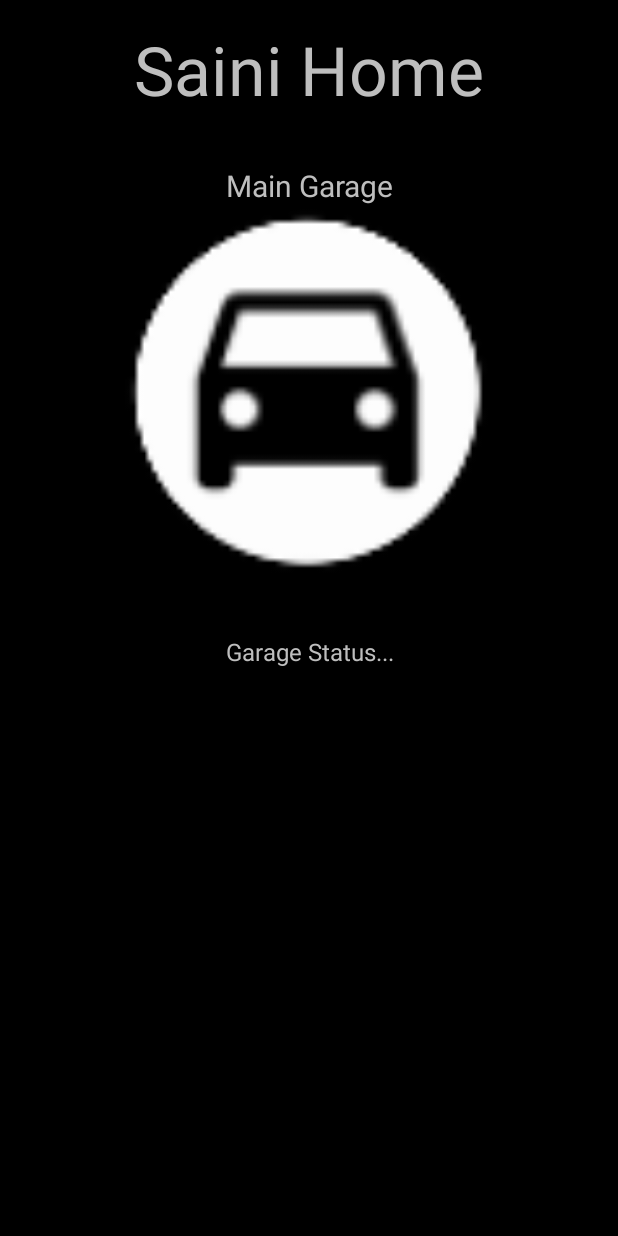
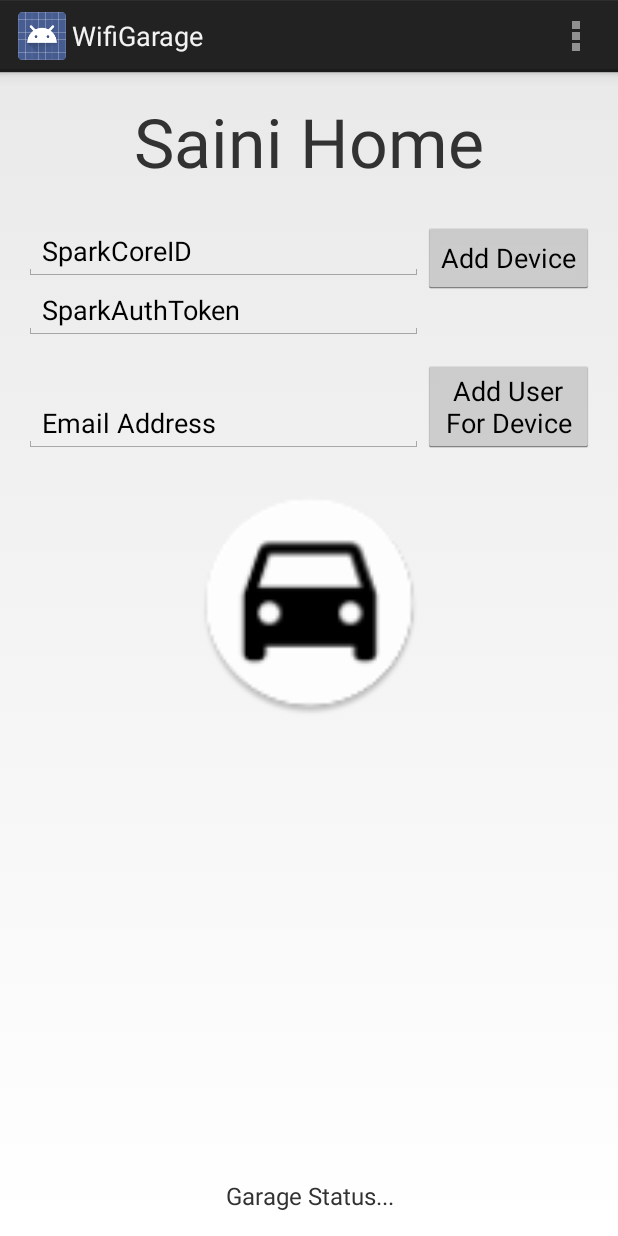
Before and after one commit to bzerkboi/WirelessGarageOpener, an Android app: the GarageMainActivity screen opened directly, with no data from a screen before it, on a phone screen of 412 x 824 dp. Run offline under Robolectric (Android 15) with nearby library versions, the phone set to English and light mode, and no system bars; libraries missing offline, so code that uses them is left out: com.parse, retrofit.client; 1 statement that could not run was skipped.

Commit message:
working with adding a new device, but hardcoded value

```diff
--- a/Android_WifiGarage/app/build.gradle
+++ b/Android_WifiGarage/app/build.gradle
@@ -23,6 +23,7 @@ dependencies {
     compile fileTree(include: ['*.jar'], dir: 'libs')
     compile 'com.squareup.retrofit:retrofit:1.9.0'
     compile 'com.squareup.okhttp:okhttp:2.2.0'
+    compile 'com.android.support:design:22.2.0'
     //testCompile 'com.squareup.okhttp:mockwebserver:2.2.0'
     //compile 'com.parse.bolts:bolts-android:1.+'
     //compile fileTree(include: 'Parse-1.9.2.jar', dir: 'libs')
--- a/Android_WifiGarage/app/src/main/AndroidManifest.xml
+++ b/Android_WifiGarage/app/src/main/AndroidManifest.xml
@@ -14,7 +14,8 @@
         android:theme="@style/AppTheme" >
         <activity
             android:name=".GarageMainActivity"
-            android:label="@string/app_name" >
+            android:label="@string/app_name"
+            android:theme="@android:style/Theme.Holo.Light.DarkActionBar">
         </activity>
         <activity
             android:name=".DispatchActivity"
--- a/Android_WifiGarage/app/src/main/res/layout/activity_garage_main.xml
+++ b/Android_WifiGarage/app/src/main/res/layout/activity_garage_main.xml
@@ -3,7 +3,8 @@
     android:layout_height="match_parent" android:paddingLeft="@dimen/activity_horizontal_margin"
     android:paddingRight="@dimen/activity_horizontal_margin"
     android:paddingTop="@dimen/activity_vertical_margin"
-    android:paddingBottom="@dimen/activity_vertical_margin" tools:context=".GarageMainActivity">
+    android:paddingBottom="@dimen/activity_vertical_margin" tools:context=".GarageMainActivity"
+    android:id="@+id/garageMain">
 
     <TextView
         android:layout_width="match_parent"
@@ -15,41 +16,76 @@
         android:layout_alignParentStart="true"
         android:fontFamily="roboto"
         android:textSize="45sp"
-        android:layout_centerHorizontal="true"/>
+        android:layout_centerHorizontal="true"/><![CDATA[
 
-    <TextView
-        android:layout_width="match_parent"
-        android:layout_height="wrap_content"
-        android:text="Main Garage"
-        android:gravity="center"
-        android:id="@+id/GarageName"
-        android:fontFamily="roboto"
-        android:textSize="20sp"
-        android:layout_marginTop="33dp"
-        android:layout_below="@+id/HomeName"
-        android:layout_alignParentEnd="true"
-        android:layout_centerHorizontal="true"/>/>
+    />
+
+    ]]>
 
     <Button
-        android:layout_width="250dp"
-        android:layout_height="250dp"
+        android:layout_width="150dp"
+        android:layout_height="150dp"
         android:background="@drawable/button_ripple"
         android:id="@+id/imageButton"
         android:onClick="MoveGarageClick"
-        android:layout_below="@+id/GarageName"
-        android:layout_centerHorizontal="true" />
+        android:layout_below="@+id/txtUserEmailAddress"
+        android:layout_toStartOf="@+id/btnAddDevice"
+        android:layout_marginTop="25dp" />
 
     <TextView
         android:layout_width="match_parent"
         android:layout_height="wrap_content"
         android:text="Garage Status..."
         android:id="@+id/garageStatus"
-        android:layout_marginTop="36dp"
         android:gravity="center"
-        android:layout_below="@+id/imageButton"
-        android:layout_alignParentStart="true"
         android:fontFamily="roboto"
         android:textSize="16sp"
-        android:layout_centerHorizontal="true"/>
+        android:layout_alignParentBottom="true"
+        android:layout_alignParentStart="true" />
+
+    <Button
+        android:layout_width="wrap_content"
+        android:layout_height="wrap_content"
+        android:text="Add Device"
+        android:id="@+id/btnAddDevice"
+        android:layout_marginTop="23dp"
+        android:layout_below="@+id/HomeName"
+        android:layout_alignParentEnd="true" />
+
+    <EditText
+        android:layout_width="wrap_content"
+        android:layout_height="wrap_content"
+        android:id="@+id/txtSparkCoreID"
+        android:layout_alignTop="@+id/btnAddDevice"
+        android:layout_alignParentStart="true"
+        android:layout_toStartOf="@+id/btnAddDevice"
+        android:text="SparkCoreID" />
+
+    <EditText
+        android:layout_width="wrap_content"
+        android:layout_height="wrap_content"
+        android:id="@+id/txtSparkAuthToken"
+        android:layout_below="@+id/txtSparkCoreID"
+        android:layout_alignParentStart="true"
+        android:layout_alignEnd="@+id/txtSparkCoreID"
+        android:text="SparkAuthToken" />
+
+    <EditText
+        android:layout_width="wrap_content"
+        android:layout_height="wrap_content"
+        android:id="@+id/txtUserEmailAddress"
+        android:layout_below="@+id/txtSparkAuthToken"
+        android:layout_alignParentStart="true"
+        android:layout_marginTop="36dp"
+        android:layout_toStartOf="@+id/btnAddDevice"
+        android:text="Email Address" />
+
+    <Button
+        android:layout_width="wrap_content"
+        android:layout_height="wrap_content"
+        android:text="Add User For Device"
+        android:id="@+id/btnAddUserForDevice"
+        android:layout_alignBottom="@+id/txtUserEmailAddress"
+        android:layout_toEndOf="@+id/imageButton" />
 
 </RelativeLayout>
--- a/Android_WifiGarage/app/src/main/res/values/styles.xml
+++ b/Android_WifiGarage/app/src/main/res/values/styles.xml
@@ -5,4 +5,8 @@
         <!-- Customize your theme here. -->
     </style>
 
+    <!-- ActionBar styles -->
+    <style name="MyActionBar"
+        parent="@android:style/Widget.Holo.Light.ActionBar.Solid.Inverse">
+    </style>
 </resources>
```
Also changed, not shown: Android_WifiGarage/app/src/main/java/com/company/mandeep/wifigarage/Application.java (+6 -3 lines), Android_WifiGarage/app/src/main/java/com/company/mandeep/wifigarage/GarageMainActivity.java (+31 -0 lines), Android_WifiGarage/app/src/main/java/com/company/mandeep/wifigarage/com/company/mandeep/ParseObjects/DeviceActionRequest.java (added, +7 -0 lines), Android_WifiGarage/app/src/main/java/com/company/mandeep/wifigarage/com/company/mandeep/ParseObjects/DeviceStatusChangePost.java (added, +62 -0 lines), Android_WifiGarage/app/src/main/java/com/company/mandeep/wifigarage/com/company/mandeep/ParseObjects/DeviceStatusLog.java (added, +7 -0 lines), Android_WifiGarage/app/src/main/java/com/company/mandeep/wifigarage/com/company/mandeep/ParseObjects/SparkDevice.java (added, +29 -0 lines), Android_WifiGarage/app/src/main/java/com/company/mandeep/wifigarage/com/company/mandeep/ParseObjects/UserForDevice.java (added, +7 -0 lines), Android_WifiGarage/app/src/main/res/layout/activity_garage_opener.xml (added, +18 -0 lines), 1 other file.
